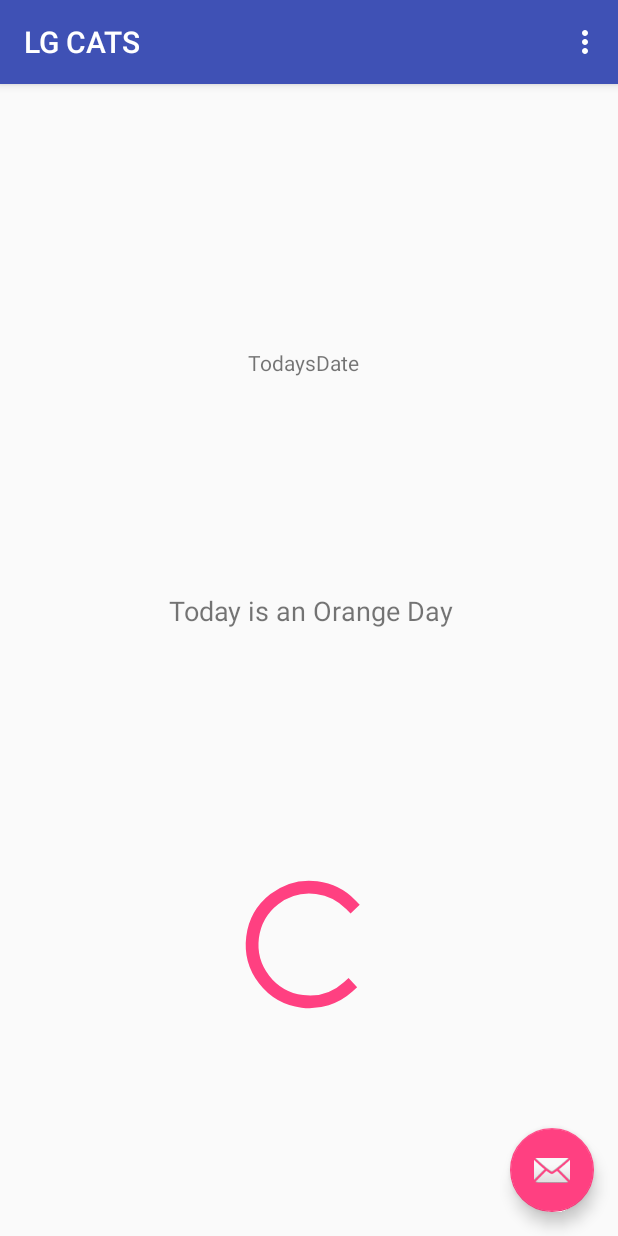
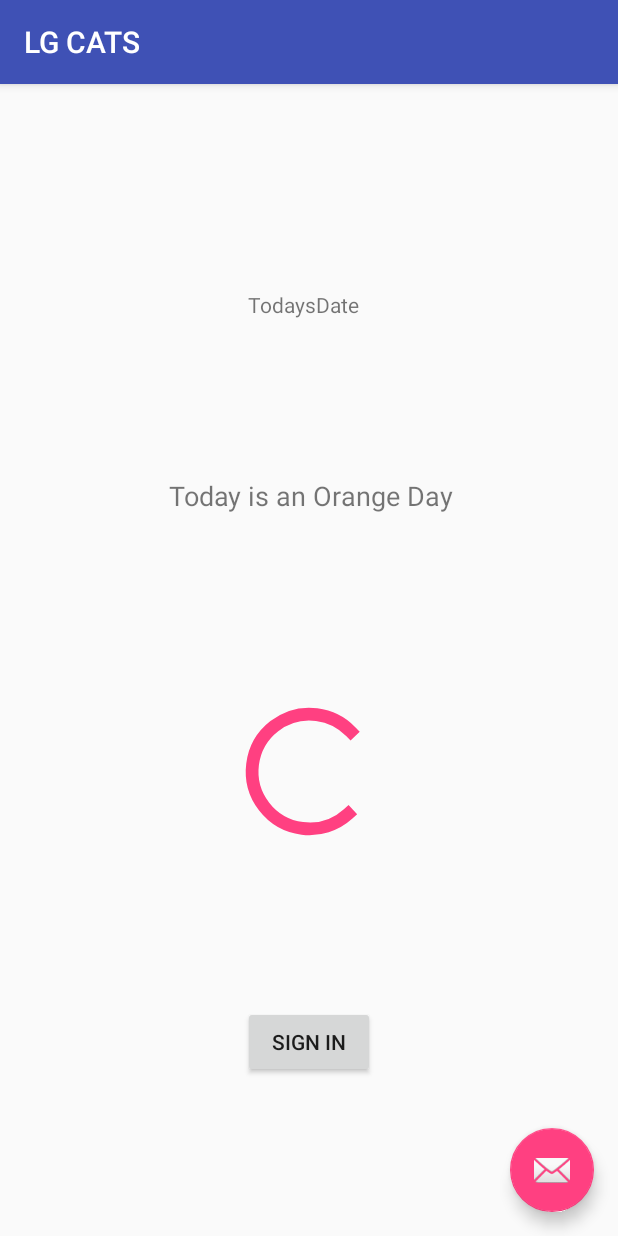
Before and after one commit to shomilj/LGHS-Android, an Android app: the screen it shows after launch (LoadingActivity), on a phone screen of 412 x 824 dp. Run offline under Robolectric (Android 15) with nearby library versions, the light colour scheme and no system bars.

Commit message:
Added a temporary button to get from launch screen to main activity

```diff
--- a/app/build.gradle
+++ b/app/build.gradle
@@ -10,6 +10,7 @@ android {
         versionCode 1
         versionName "1.0"
         testInstrumentationRunner "android.support.test.runner.AndroidJUnitRunner"
+        vectorDrawables.useSupportLibrary = true
     }
     buildTypes {
         release {
@@ -27,5 +28,6 @@ dependencies {
     compile 'com.android.support:appcompat-v7:25.3.1'
     compile 'com.android.support.constraint:constraint-layout:1.0.2'
     compile 'com.android.support:design:25.3.1'
+    compile 'com.android.support:support-vector-drawable:25.3.1'
     testCompile 'junit:junit:4.12'
 }
--- a/app/src/main/java/com/sjf/lgcats/LoadingActivity.java
+++ b/app/src/main/java/com/sjf/lgcats/LoadingActivity.java
@@ -1,18 +1,22 @@
 package com.sjf.lgcats;
 
+import android.content.Intent;
 import android.os.Bundle;
+import android.os.Handler;
 import android.support.design.widget.FloatingActionButton;
 import android.support.design.widget.Snackbar;
 import android.support.v7.app.AppCompatActivity;
 import android.support.v7.widget.Toolbar;
-import android.view.View;
 import android.view.Menu;
 import android.view.MenuItem;
+import android.view.View;
+import android.widget.Button;
 import android.widget.TextView;
 
 public class LoadingActivity extends AppCompatActivity {
 
     private TextView orangeBlackDayDisplay;
+    private Button temporaryButton;
 
     @Override
     protected void onCreate(Bundle savedInstanceState) {
@@ -21,25 +25,25 @@ public class LoadingActivity extends AppCompatActivity {
         Toolbar toolbar = (Toolbar) findViewById(R.id.toolbar);
         setSupportActionBar(toolbar);
 
-
         orangeBlackDayDisplay = (TextView) findViewById(R.id.orange_black_day_display);
         String orangeBlackDayDisplayText = "Today " + getString(R.string.orange_day);
         orangeBlackDayDisplay.setText(orangeBlackDayDisplayText);
 
-        FloatingActionButton fab = (FloatingActionButton) findViewById(R.id.fab);
-        fab.setOnClickListener(new View.OnClickListener() {
+        temporaryButton = (Button) findViewById(R.id.temporary_button);
+        temporaryButton.setOnClickListener(new View.OnClickListener() {
             @Override
             public void onClick(View view) {
-                Snackbar.make(view, "Replace with your own action", Snackbar.LENGTH_LONG)
-                        .setAction("Action", null).show();
+                Intent intent = new Intent(LoadingActivity.this, MainActivity.class);
+                startActivity(intent);
             }
         });
+
     }
 
     @Override
     public boolean onCreateOptionsMenu(Menu menu) {
         // Inflate the menu; this adds items to the action bar if it is present.
-        getMenuInflater().inflate(R.menu.menu_loading, menu);
+        //getMenuInflater().inflate(R.menu.menu_loading, menu);
         return true;
     }
 
@@ -58,9 +62,18 @@ public class LoadingActivity extends AppCompatActivity {
         return super.onOptionsItemSelected(item);
     }
 
-    public void parse () {
+    public void parse() {
 
 
     }
 
+    public void parseSchoolCalendar() {
+
+
+    }
+
+    public void parseClubs() {
+
+    }
+
 }
--- a/app/src/main/res/layout/activity_login.xml
+++ b/app/src/main/res/layout/activity_login.xml
@@ -40,8 +40,7 @@
                     android:layout_height="wrap_content"
                     android:hint="@string/prompt_email"
                     android:inputType="textEmailAddress"
-                    android:maxLines="1"
-                    android:singleLine="true" />
+                    android:maxLines="1" />
 
             </android.support.design.widget.TextInputLayout>
 
@@ -58,8 +57,7 @@
                     android:imeActionLabel="@string/action_sign_in_short"
                     android:imeOptions="actionUnspecified"
                     android:inputType="textPassword"
-                    android:maxLines="1"
-                    android:singleLine="true" />
+                    android:maxLines="1" />
 
             </android.support.design.widget.TextInputLayout>
 
--- a/app/src/main/res/layout/content_loading.xml
+++ b/app/src/main/res/layout/content_loading.xml
@@ -15,12 +15,11 @@
         android:text="OrangeBlackDayDisplay"
         android:textAlignment="center"
         android:textSize="18sp"
-        app:layout_constraintBottom_toTopOf="@+id/progressBar3"
+        app:layout_constraintBottom_toTopOf="@+id/initial_loading_spinner"
         app:layout_constraintHorizontal_bias="0.502"
         app:layout_constraintLeft_toLeftOf="parent"
         app:layout_constraintRight_toRightOf="parent"
-        app:layout_constraintTop_toBottomOf="@+id/textView"
-        tools:layout_editor_absoluteY="191dp" />
+        app:layout_constraintTop_toBottomOf="@+id/textView" />
 
     <TextView
         android:id="@+id/textView"
@@ -31,17 +30,26 @@
         app:layout_constraintRight_toRightOf="parent"
         app:layout_constraintBottom_toTopOf="@+id/orange_black_day_display"
         app:layout_constraintTop_toTopOf="parent"
-        android:layout_marginTop="32dp"
-        app:layout_constraintVertical_chainStyle="spread" />
+        android:layout_marginTop="32dp" />
 
     <ProgressBar
-        android:id="@+id/progressBar3"
+        android:id="@+id/initial_loading_spinner"
         android:layout_width="138dp"
         android:layout_height="102dp"
         android:progressDrawable="@color/colorAccent"
+        app:layout_constraintLeft_toLeftOf="parent"
+        app:layout_constraintRight_toRightOf="parent"
+        app:layout_constraintTop_toBottomOf="@+id/orange_black_day_display"
+        app:layout_constraintBottom_toTopOf="@+id/temporary_button" />
+
+    <Button
+        android:id="@+id/temporary_button"
+        android:layout_width="wrap_content"
+        android:layout_height="wrap_content"
+        android:text="@string/action_sign_in_short"
         app:layout_constraintBottom_toBottomOf="parent"
         app:layout_constraintLeft_toLeftOf="parent"
         app:layout_constraintRight_toRightOf="parent"
-        app:layout_constraintTop_toBottomOf="@+id/orange_black_day_display" />
+        app:layout_constraintTop_toBottomOf="@+id/initial_loading_spinner" />
 
 </android.support.constraint.ConstraintLayout>
--- a/app/src/main/res/values/strings.xml
+++ b/app/src/main/res/values/strings.xml
@@ -17,4 +17,10 @@
     </string>
     <string name="title_activity_main">MainActivity</string>
     <string name="orange_day">is an Orange Day</string>
+    <string name="black_day">is a Black Day</string>
+    <string name="title_activity_bell_schedule">BellScheduleActivity</string>
+    <string name="title_home">Home</string>
+    <string name="title_dashboard">Dashboard</string>
+    <string name="title_notifications">Notifications</string>
+    <string name="title_activity_submit_joke_of_the_day">SubmitJokeOfTheDayActivity</string>
 </resources>
```
Also changed, not shown: app/src/main/AndroidManifest.xml (+21 -1 lines), app/src/main/java/com/sjf/lgcats/BellScheduleActivity.java (added, +45 -0 lines), app/src/main/java/com/sjf/lgcats/SubmitJokeOfTheDayActivity.java (added, +30 -0 lines), app/src/main/res/drawable/ic_dashboard_black_24dp.xml (added, +9 -0 lines), app/src/main/res/drawable/ic_home_black_24dp.xml (added, +9 -0 lines), app/src/main/res/drawable/ic_notifications_black_24dp.xml (added, +9 -0 lines), app/src/main/res/layout/activity_bell_schedule.xml (added, +37 -0 lines), app/src/main/res/layout/activity_submit_joke_of_the_day.xml (added, +33 -0 lines), app/src/main/res/layout/content_submit_joke_of_the_day.xml (added, +11 -0 lines), app/src/main/res/menu/navigation.xml (added, +19 -0 lines).
